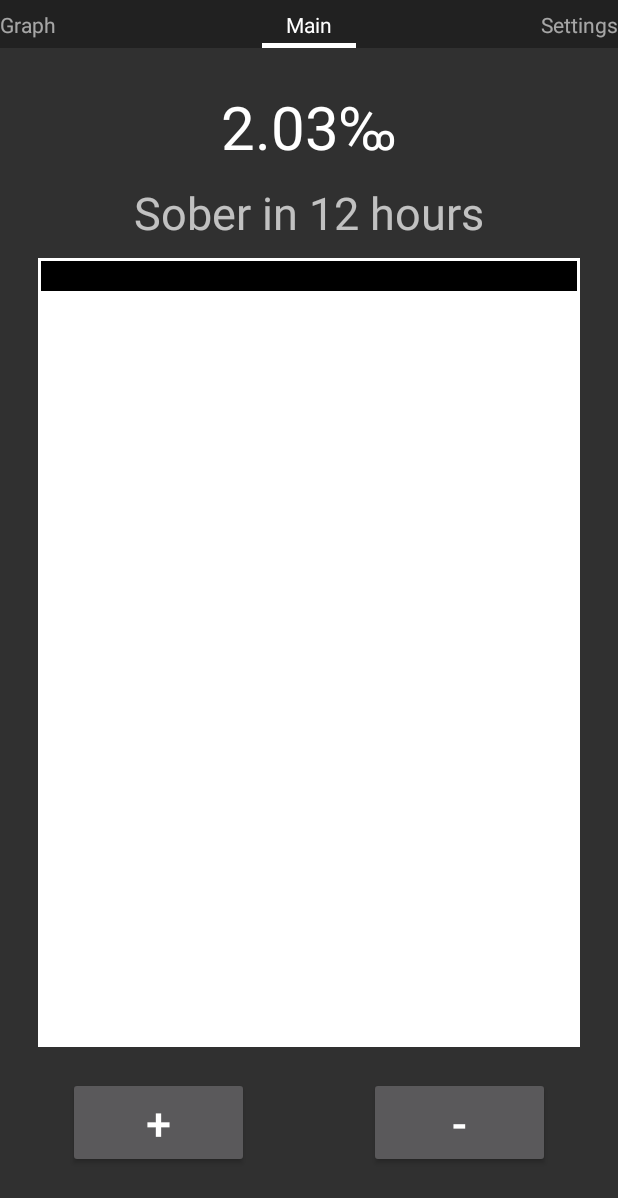
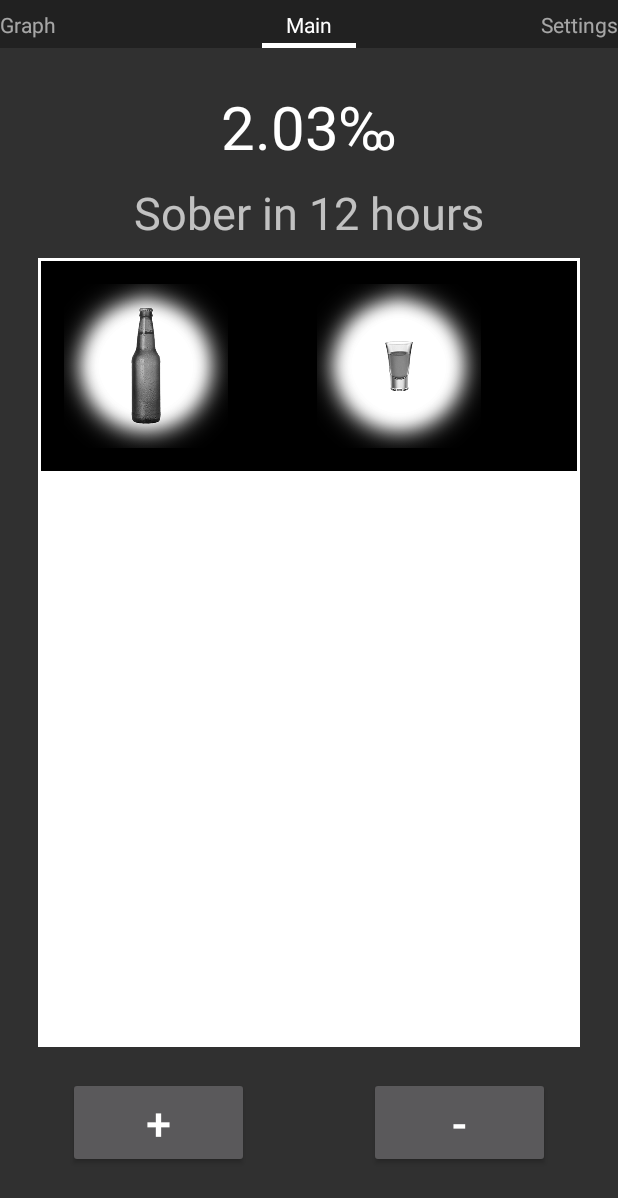
Before and after one commit to helgehatt/PromilleApp, an Android app: the screen it shows after launch (MainActivity), on a phone screen of 412 x 824 dp. Shown: the top 1198 px of the screen. Run offline under Robolectric (Android 15) with nearby library versions, the phone set to English and light mode, and no system bars; libraries missing offline, so code that uses them is left out: com.jjoe64.graphview; 3 statements that could not run were skipped.

Commit message:
Opdateret arbejde på MainFragment, WIP

```diff
--- /dev/null
+++ b/Alculator/app/src/main/java/com/example/helge/alculator/GridAdapter.java
@@ -0,0 +1,61 @@
+package com.example.helge.alculator;
+
+import android.app.Activity;
+import android.content.Context;
+import android.view.View;
+import android.view.ViewGroup;
+import android.view.WindowManager;
+import android.widget.BaseAdapter;
+import android.widget.GridView;
+import android.widget.ImageView;
+import android.widget.ListAdapter;
+
+import com.example.helge.alculator.R;
+
+import java.util.ArrayList;
+
+public class GridAdapter extends BaseAdapter {
+    private final Context mContext;
+    private ArrayList<Integer> list = new ArrayList<>();
+
+    public GridAdapter(Context context) {
+        mContext = context;
+        list.add(R.drawable.drink_beer_icon);
+        list.add(R.drawable.drink_shot_icon);
+    }
+
+    @Override
+    public int getCount() {
+        return list.size();
+    }
+
+    @Override
+    public Object getItem(int position) {
+        return list.get(position);
+    }
+
+    @Override
+    public long getItemId(int position) {
+        return position;
+    }
+
+    @Override
+    public View getView(int position, View convertView, ViewGroup parent) {
+        ImageView imageView;
+        if (convertView == null) {
+            imageView = new ImageView(mContext);
+
+            imageView.setScaleType(ImageView.ScaleType.CENTER_CROP);
+            imageView.setPadding(8, 8, 8, 8);
+
+            int size = Math.round(mContext.getResources().getDimension(R.dimen.gridview_columnwidth));
+
+            imageView.setLayoutParams(new GridView.LayoutParams(size, size));
+        } else {
+            imageView = (ImageView) convertView;
+        }
+
+        imageView.setImageResource(list.get(position));
+        return imageView;
+    }
+}
--- a/Alculator/app/src/main/java/com/example/helge/alculator/MainFragment.java
+++ b/Alculator/app/src/main/java/com/example/helge/alculator/MainFragment.java
@@ -9,8 +9,11 @@ import android.view.View;
 import android.view.View.OnClickListener;
 import android.view.ViewGroup;
 import android.widget.Button;
+import android.widget.GridView;
 
 public class MainFragment extends Fragment implements OnClickListener {
+
+    private GridView mGrid;
 
     @Override
     public View onCreateView(LayoutInflater inflater, ViewGroup container, Bundle savedInstanceState) {
@@ -21,6 +24,9 @@ public class MainFragment extends Fragment implements OnClickListener {
 
         Button remButton = (Button) view.findViewById(R.id.button_rem);
         remButton.setOnClickListener(this);
+
+        mGrid = (GridView) view.findViewById(R.id.gridView);
+        mGrid.setAdapter(new GridAdapter(getActivity().getApplicationContext()));
 
         return view;
     }
--- /dev/null
+++ b/Alculator/app/src/main/res/values/dimens.xml
@@ -0,0 +1,4 @@
+<?xml version="1.0" encoding="utf-8"?>
+<resources>
+    <dimen name="gridview_columnwidth">120dp</dimen>
+</resources>
```
Also changed, not shown: Alculator/app/src/main/res/drawable/grid_item_background.xml (added, +12 -0 lines), Alculator/app/src/main/res/layout/grid_item.xml (added, +25 -0 lines), Alculator/app/src/main/res/drawable/alculator_newicon.png (added), Alculator/app/src/main/res/drawable/drink_beer_icon.png (added), Alculator/app/src/main/res/drawable/drink_shot_icon.png (added).
